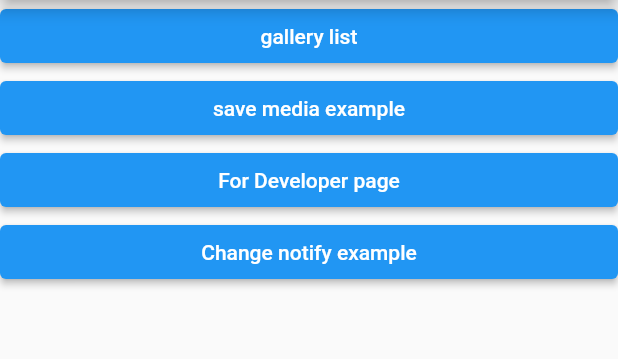
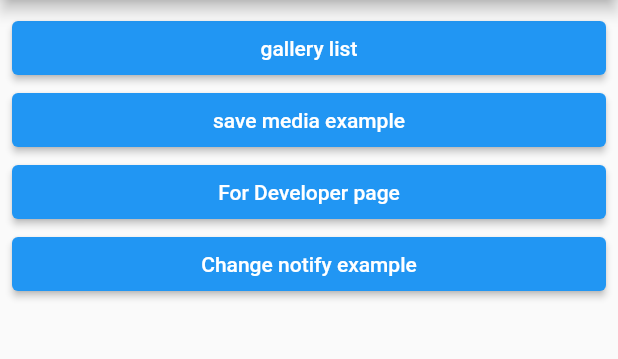
Before and after one commit to fluttercandies/flutter_photo_manager, a Flutter app: the screen it shows after launch, after a tap on "Advanced usages", on a phone screen of 412 x 824 dp, the part 84-443 px from its top. Run offline on Flutter 3.47's test engine with Material 2 defaults, Android fonts, the phone set to English and light mode, and no system bars; drawn by our look-alikes of oktoast; our stand-ins replace video_player; network calls fail.

Commit message:
add paddings

```diff
--- a/example/lib/main.dart
+++ b/example/lib/main.dart
@@ -180,11 +180,14 @@ class _SimpleExamplePageState extends State<_SimpleExamplePage> {
       appBar: AppBar(title: const Text('photo_manager')),
       body: Column(
         children: <Widget>[
-          const Text(
-            'This page will only obtain the first page of assets '
-            'under the primary album (a.k.a. Recent). '
-            'If you want more filtering assets, '
-            'head over to "Advanced usages".',
+          const Padding(
+            padding: EdgeInsets.all(8.0),
+            child: Text(
+              'This page will only obtain the first page of assets '
+              'under the primary album (a.k.a. Recent). '
+              'If you want more filtering assets, '
+              'head over to "Advanced usages".',
+            ),
           ),
           Expanded(child: _buildBody(context)),
         ],
--- a/example/lib/page/developer/create_entity_by_id.dart
+++ b/example/lib/page/developer/create_entity_by_id.dart
@@ -26,7 +26,9 @@ class _CreateEntityByIdState extends State<CreateEntityById> {
       appBar: AppBar(
         title: const Text('Create AssetEntity by id'),
       ),
-      body: Column(
+      body: Padding(
+        padding: const EdgeInsets.all(8.0),
+        child: Column(
           children: <Widget>[
             TextField(
               controller: controller,
@@ -39,6 +41,7 @@ class _CreateEntityByIdState extends State<CreateEntityById> {
               child: const Text('Create assetEntity'),
             ),
           ],
+        ),
       ),
     );
   }
--- a/example/lib/page/developer/dev_title_page.dart
+++ b/example/lib/page/developer/dev_title_page.dart
@@ -15,7 +15,10 @@ class _DevelopingExampleState extends State<DevelopingExample> {
   Widget build(BuildContext context) {
     return Scaffold(
       appBar: AppBar(),
-      body: ElevatedButton(
+      body: Container(
+        padding: const EdgeInsets.all(8.0),
+        alignment: Alignment.topCenter,
+        child: ElevatedButton(
           child: const Text('Test title speed'),
           onPressed: () async {
             final DateTime start = DateTime.now();
@@ -40,6 +43,7 @@ class _DevelopingExampleState extends State<DevelopingExample> {
             Log.d(diff);
           },
         ),
+      ),
     );
   }
 }
--- a/example/lib/page/developer/develop_index_page.dart
+++ b/example/lib/page/developer/develop_index_page.dart
@@ -35,6 +35,7 @@ class _DeveloperIndexPageState extends State<DeveloperIndexPage> {
         title: const Text('develop index'),
       ),
       body: ListView(
+        padding: const EdgeInsets.all(8.0),
         children: <Widget>[
           ElevatedButton(
             child: const Text('Show iOS create folder example.'),
--- a/example/lib/page/developer/remove_all_android_not_exists_example.dart
+++ b/example/lib/page/developer/remove_all_android_not_exists_example.dart
@@ -17,7 +17,10 @@ class _RemoveAndroidNotExistsExampleState
       appBar: AppBar(
         title: const Text('Remove android not exists assets.'),
       ),
-      body: Column(
+      body: Padding(
+        padding: const EdgeInsets.all(8.0),
+        child: Column(
+          crossAxisAlignment: CrossAxisAlignment.stretch,
           children: <Widget>[
             ElevatedButton(
               child: const Text('Click and see android logcat log.'),
@@ -27,6 +30,7 @@ class _RemoveAndroidNotExistsExampleState
             ),
           ],
         ),
+      ),
     );
   }
 }
--- a/example/lib/page/home_page.dart
+++ b/example/lib/page/home_page.dart
@@ -38,6 +38,7 @@ class _NewHomePageState extends State<NewHomePage> {
           title: const Text('photo manager example'),
         ),
         body: ListView(
+          padding: const EdgeInsets.all(8.0),
           children: <Widget>[
             buildButton('Get all gallery list', _scanGalleryList),
             if (Platform.isIOS)
--- a/example/lib/page/image_list_page.dart
+++ b/example/lib/page/image_list_page.dart
@@ -132,6 +132,7 @@ class _GalleryContentListPageState extends State<GalleryContentListPage> {
       onTap: () => showDialog<void>(
         context: context,
         builder: (_) => ListDialog(
+          padding: const EdgeInsets.symmetric(horizontal: 8.0),
           children: <Widget>[
             if (entity.type == AssetType.image)
               ElevatedButton(
--- a/example/lib/page/index_page.dart
+++ b/example/lib/page/index_page.dart
@@ -20,6 +20,7 @@ class _IndexPageState extends State<IndexPage> {
         title: const Text('Example for photo manager.'),
       ),
       body: ListView(
+        padding: const EdgeInsets.all(8.0),
         children: <Widget>[
           routePage('gallery list', const NewHomePage()),
           routePage('save media example', const SaveMediaExample()),
--- a/example/lib/page/save_image_example.dart
+++ b/example/lib/page/save_image_example.dart
@@ -80,7 +80,10 @@ class _SaveMediaExampleState extends State<SaveMediaExample> {
       appBar: AppBar(
         title: const Text('Save media page'),
       ),
-      body: Column(
+      body: Padding(
+        padding: const EdgeInsets.all(8.0),
+        child: Column(
+          crossAxisAlignment: CrossAxisAlignment.stretch,
           children: <Widget>[
             ElevatedButton(
               onPressed: saveImageWithBytes,
@@ -95,6 +98,7 @@ class _SaveMediaExampleState extends State<SaveMediaExample> {
               child: const Text('Save video'),
             ),
           ],
+        ),
       ),
     );
   }
--- a/example/lib/widget/dialog/list_dialog.dart
+++ b/example/lib/widget/dialog/list_dialog.dart
@@ -4,9 +4,11 @@ class ListDialog extends StatefulWidget {
   const ListDialog({
     Key? key,
     required this.children,
+    this.padding = EdgeInsets.zero,
   }) : super(key: key);
 
   final List<Widget> children;
+  final EdgeInsetsGeometry padding;
 
   @override
   State<ListDialog> createState() => _ListDialogState();
@@ -17,6 +19,7 @@ class _ListDialogState extends State<ListDialog> {
   Widget build(BuildContext context) {
     return Center(
       child: ListView(
+        padding: widget.padding,
         shrinkWrap: true,
         children: widget.children,
       ),
```
Also changed, not shown: example/lib/page/developer/ios/create_folder_example.dart (+7 -2 lines). Lines whose indentation alone changed are shown as unchanged.
